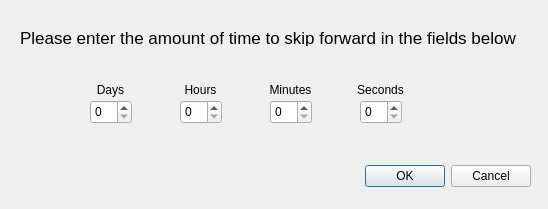
The window that timeadd.ui (MijersOne/CyberDom-Qt) describes before a commit, drawn with Qt 5.
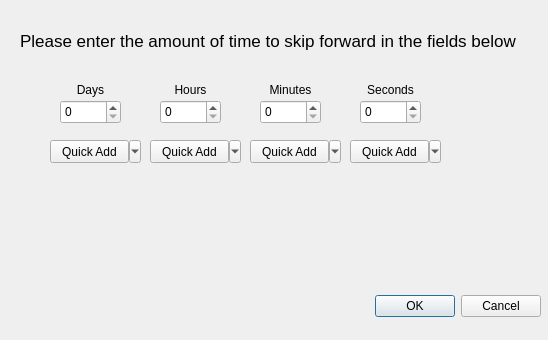
The same window after the commit.

```diff
--- a/timeadd.ui
+++ b/timeadd.ui
@@ -7,7 +7,7 @@
     <x>0</x>
     <y>0</y>
     <width>548</width>
-    <height>209</height>
+    <height>340</height>
    </rect>
   </property>
   <property name="windowTitle">
@@ -16,8 +16,8 @@
   <widget class="QDialogButtonBox" name="buttonBox">
    <property name="geometry">
     <rect>
-     <x>190</x>
-     <y>160</y>
+     <x>200</x>
+     <y>290</y>
      <width>341</width>
      <height>32</height>
     </rect>
@@ -32,7 +32,7 @@
   <widget class="QLabel" name="lbl_Days">
    <property name="geometry">
     <rect>
-     <x>90</x>
+     <x>70</x>
      <y>80</y>
      <width>41</width>
      <height>20</height>
@@ -48,7 +48,7 @@
   <widget class="QLabel" name="lbl_Days_2">
    <property name="geometry">
     <rect>
-     <x>180</x>
+     <x>170</x>
      <y>80</y>
      <width>41</width>
      <height>20</height>
@@ -80,7 +80,7 @@
   <widget class="QLabel" name="lbl_Days_4">
    <property name="geometry">
     <rect>
-     <x>350</x>
+     <x>360</x>
      <y>80</y>
      <width>61</width>
      <height>20</height>
@@ -99,7 +99,7 @@
      <x>20</x>
      <y>30</y>
      <width>521</width>
-     <height>16</height>
+     <height>21</height>
     </rect>
    </property>
    <property name="font">
@@ -114,9 +114,9 @@
   <widget class="QSpinBox" name="lineEditDays">
    <property name="geometry">
     <rect>
-     <x>90</x>
+     <x>60</x>
      <y>100</y>
-     <width>42</width>
+     <width>61</width>
      <height>24</height>
     </rect>
    </property>
@@ -124,9 +124,9 @@
   <widget class="QSpinBox" name="lineEditHours">
    <property name="geometry">
     <rect>
-     <x>180</x>
+     <x>160</x>
      <y>100</y>
-     <width>42</width>
+     <width>61</width>
      <height>24</height>
     </rect>
    </property>
@@ -134,9 +134,9 @@
   <widget class="QSpinBox" name="lineEditMinutes">
    <property name="geometry">
     <rect>
-     <x>270</x>
+     <x>260</x>
      <y>100</y>
-     <width>42</width>
+     <width>61</width>
      <height>24</height>
     </rect>
    </property>
@@ -146,11 +146,107 @@
     <rect>
      <x>360</x>
      <y>100</y>
-     <width>42</width>
+     <width>61</width>
      <height>24</height>
     </rect>
    </property>
   </widget>
+  <widget class="QToolButton" name="dayButton">
+   <property name="geometry">
+    <rect>
+     <x>50</x>
+     <y>140</y>
+     <width>91</width>
+     <height>23</height>
+    </rect>
+   </property>
+   <property name="text">
+    <string>Quick Add</string>
+   </property>
+   <property name="popupMode">
+    <enum>QToolButton::ToolButtonPopupMode::MenuButtonPopup</enum>
+   </property>
+   <property name="toolButtonStyle">
+    <enum>Qt::ToolButtonStyle::ToolButtonTextBesideIcon</enum>
+   </property>
+   <property name="arrowType">
+    <enum>Qt::ArrowType::NoArrow</enum>
+   </property>
+  </widget>
+  <widget class="QToolButton" name="minsButton">
+   <property name="geometry">
+    <rect>
+     <x>250</x>
+     <y>140</y>
+     <width>91</width>
+     <height>23</height>
+    </rect>
+   </property>
+   <property name="text">
+    <string>Quick Add</string>
+   </property>
+   <property name="popupMode">
+    <enum>QToolButton::ToolButtonPopupMode::MenuButtonPopup</enum>
+   </property>
+   <property name="toolButtonStyle">
+    <enum>Qt::ToolButtonStyle::ToolButtonTextBesideIcon</enum>
+   </property>
+   <property name="arrowType">
+    <enum>Qt::ArrowType::NoArrow</enum>
+   </property>
+  </widget>
+  <widget class="QToolButton" name="hoursButton">
+   <property name="geometry">
+    <rect>
+     <x>150</x>
+     <y>140</y>
+     <width>91</width>
+     <height>23</height>
+    </rect>
+   </property>
+   <property name="text">
+    <string>Quick Add</string>
+   </property>
+   <property name="popupMode">
+    <enum>QToolButton::ToolButtonPopupMode::MenuButtonPopup</enum>
+   </property>
+   <property name="toolButtonStyle">
+    <enum>Qt::ToolButtonStyle::ToolButtonTextBesideIcon</enum>
+   </property>
+   <property name="arrowType">
+    <enum>Qt::ArrowType::NoArrow</enum>
+   </property>
+  </widget>
+  <widget class="QToolButton" name="secsButton">
+   <property name="geometry">
+    <rect>
+     <x>350</x>
+     <y>140</y>
+     <width>91</width>
+     <height>23</height>
+    </rect>
+   </property>
+   <property name="text">
+    <string>Quick Add</string>
+   </property>
+   <property name="popupMode">
+    <enum>QToolButton::ToolButtonPopupMode::MenuButtonPopup</enum>
+   </property>
+   <property name="toolButtonStyle">
+    <enum>Qt::ToolButtonStyle::ToolButtonTextBesideIcon</enum>
+   </property>
+   <property name="arrowType">
+    <enum>Qt::ArrowType::NoArrow</enum>
+   </property>
+  </widget>
+  <action name="actionAdd_1_Day">
+   <property name="text">
+    <string>Add 1 Day</string>
+   </property>
+   <property name="menuRole">
+    <enum>QAction::MenuRole::NoRole</enum>
+   </property>
+  </action>
  </widget>
  <resources/>
  <connections>
```
